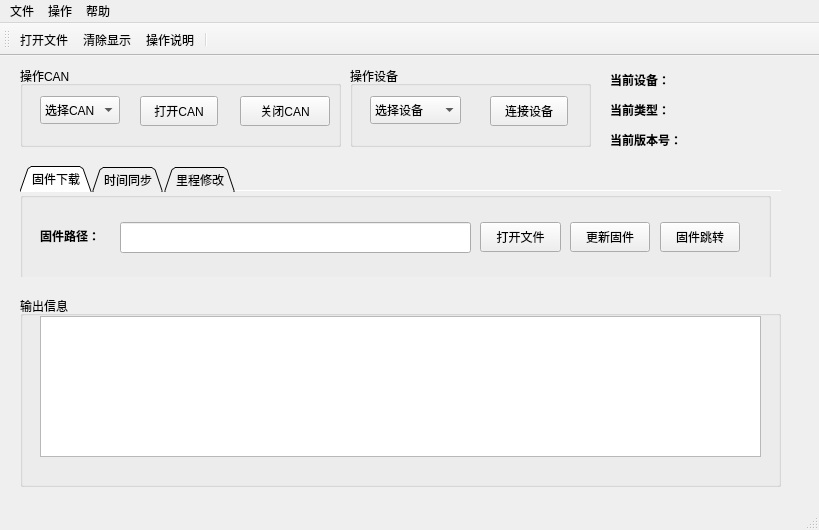
Old version of the form source/mainwindow.ui in the repository pengnianchun/S12-BT-QT.
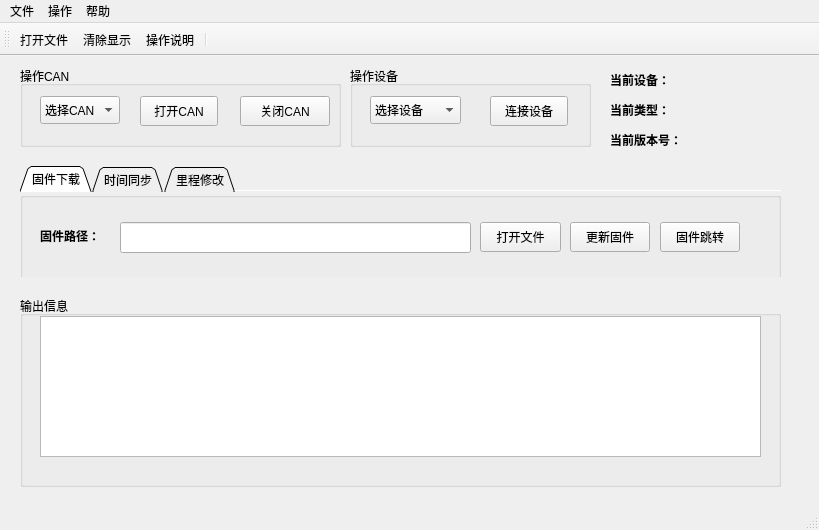
New version of the form. Icons and pictures are not drawn.

Commit message: 微调ui界面

```diff
--- a/source/mainwindow.ui
+++ b/source/mainwindow.ui
@@ -354,7 +354,7 @@
        <rect>
         <x>0</x>
         <y>0</y>
-        <width>751</width>
+        <width>761</width>
         <height>88</height>
        </rect>
       </property>
```
Left out of the diff: 2 changed lines with no effect on the pictures.
